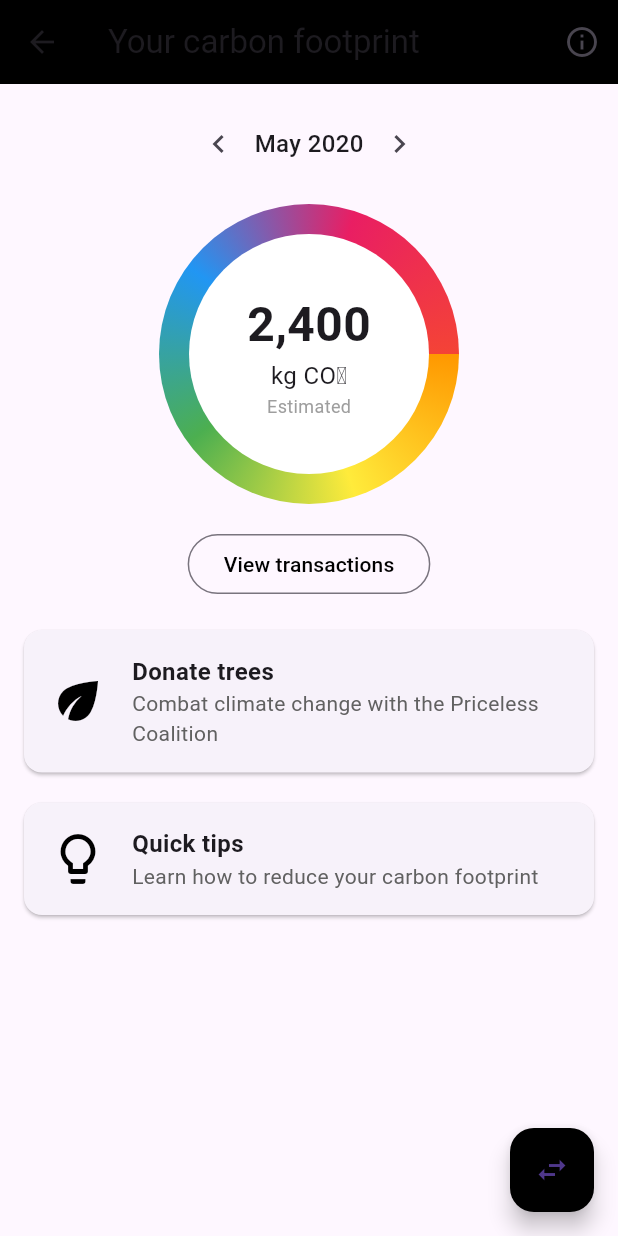
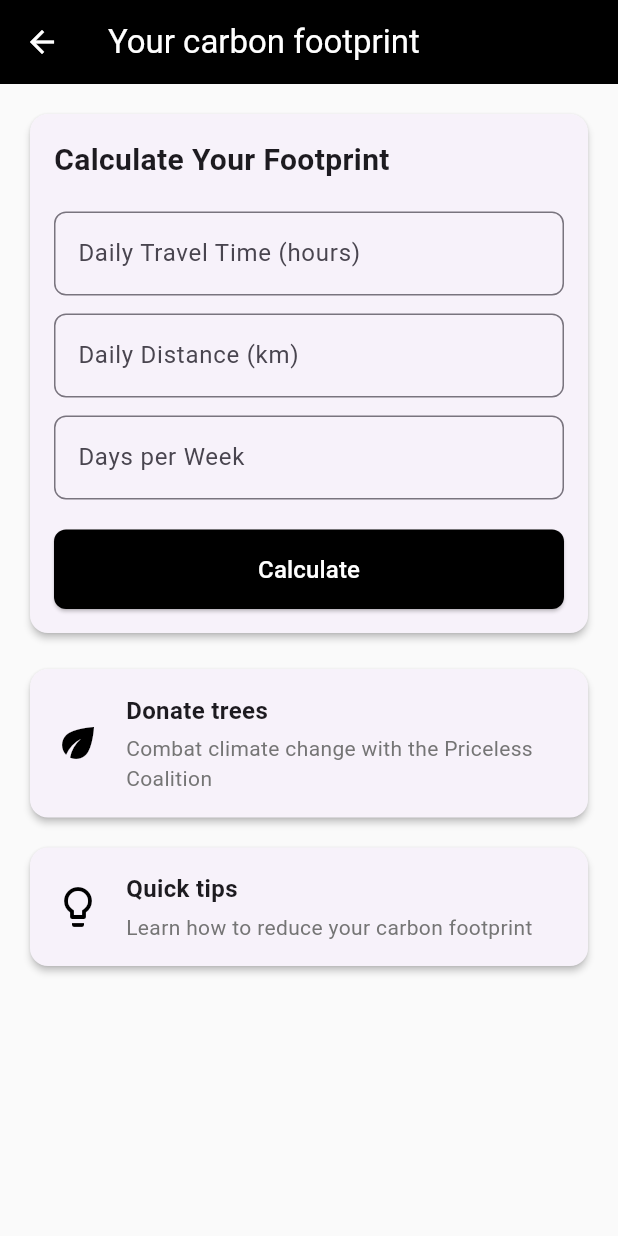
Before and after one commit to Aryan2052/flutter_uber, a Flutter app: the CarbonPage screen opened directly, on a phone screen of 412 x 824 dp. Run offline on Flutter 3.47's test engine with Material 3 defaults, Android fonts, the phone set to English and light mode, and no system bars; our stand-ins replace firebase_auth, firebase_core, flutter_map, latlong2; accounts and stored records are empty.

Commit message:
extra_feature

```diff
--- a/flutter_application_1/lib/pages/carbon.dart
+++ b/flutter_application_1/lib/pages/carbon.dart
@@ -8,199 +8,257 @@ class CarbonPage extends StatefulWidget {
 }
 
 class _CarbonPageState extends State<CarbonPage> {
-  bool showActionPage = false;
+  final TextEditingController timeController = TextEditingController();
+  final TextEditingController distanceController = TextEditingController();
+  final TextEditingController daysController = TextEditingController();
+  String? result;
+  bool isLoading = false;
+
+  @override
+  void dispose() {
+    timeController.dispose();
+    distanceController.dispose();
+    daysController.dispose();
+    super.dispose();
+  }
+
+  void calculateFootprint() {
+    if (timeController.text.isEmpty ||
+        distanceController.text.isEmpty ||
+        daysController.text.isEmpty) {
+      return;
+    }
+
+    setState(() {
+      isLoading = true;
+    });
+
+    try {
+      // Simple calculation:
+      // Assuming average petrol car emits 120g CO2 per km
+      double distance = double.parse(distanceController.text);
+      double days = double.parse(daysController.text);
+      double weeklyEmissions = distance * days * 0.12; // in kg
+      int treesNeeded = (weeklyEmissions * 52 / 22)
+          .ceil(); // yearly emissions divided by 22kg (absorption per tree)
+
+      setState(() {
+        result = '''
+Weekly CO₂ emissions: ${weeklyEmissions.toStringAsFixed(2)} kg
+Trees needed to offset yearly emissions: $treesNeeded
+
+Tip: Consider carpooling or using public transport to reduce your carbon footprint!
+''';
+        isLoading = false;
+      });
+    } catch (e) {
+      setState(() {
+        result = 'Error calculating footprint. Please enter valid numbers.';
+        isLoading = false;
+      });
+    }
+  }
 
   @override
   Widget build(BuildContext context) {
-    return Scaffold(
+    return Theme(
+      data: Theme.of(context).copyWith(
+        appBarTheme: AppBarTheme(
+          backgroundColor: Colors.black,
+          foregroundColor: Colors.white,
+          elevation: 0,
+        ),
+        scaffoldBackgroundColor: Colors.grey[50],
+      ),
+      child: Scaffold(
         appBar: AppBar(
-        title: Text(showActionPage ? 'Take action' : 'Your carbon footprint'),
-        backgroundColor: Colors.black,
+          title: const Text('Your carbon footprint'),
           leading: IconButton(
-          icon: Icon(Icons.arrow_back),
+            icon: const Icon(Icons.arrow_back),
             onPressed: () => Navigator.pop(context),
           ),
-        actions: [
-          IconButton(
-            icon: Icon(showActionPage ? Icons.more_horiz : Icons.info_outline),
-            onPressed: () {},
-          ),
-        ],
         ),
         body: SingleChildScrollView(
           child: Padding(
             padding: const EdgeInsets.all(16.0),
-          child: showActionPage ? _buildActionPage() : _buildFootprintPage(),
+            child: Column(
+              crossAxisAlignment: CrossAxisAlignment.start,
+              children: [
+                Card(
+                  elevation: 2,
+                  shape: RoundedRectangleBorder(
+                    borderRadius: BorderRadius.circular(12),
+                  ),
+                  child: Padding(
+                    padding: const EdgeInsets.all(16.0),
+                    child: Column(
+                      crossAxisAlignment: CrossAxisAlignment.start,
+                      children: [
+                        const Text(
+                          'Calculate Your Footprint',
+                          style: TextStyle(
+                            fontSize: 20,
+                            fontWeight: FontWeight.bold,
                           ),
                         ),
-      floatingActionButton: FloatingActionButton(
-        onPressed: () {
-          setState(() {
-            showActionPage = !showActionPage;
-          });
-        },
+                        const SizedBox(height: 20),
+                        _buildInputField(
+                            'Daily Travel Time (hours)', timeController),
+                        const SizedBox(height: 12),
+                        _buildInputField(
+                            'Daily Distance (km)', distanceController),
+                        const SizedBox(height: 12),
+                        _buildInputField('Days per Week', daysController),
+                        const SizedBox(height: 20),
+                        SizedBox(
+                          width: double.infinity,
+                          child: ElevatedButton(
+                            onPressed: isLoading ? null : calculateFootprint,
+                            style: ElevatedButton.styleFrom(
                               backgroundColor: Colors.black,
-        child: Icon(Icons.swap_horiz),
+                              foregroundColor: Colors.white,
+                              padding: const EdgeInsets.symmetric(vertical: 15),
+                              shape: RoundedRectangleBorder(
+                                borderRadius: BorderRadius.circular(8),
                               ),
-    );
-  }
-
-  Widget _buildFootprintPage() {
-    return Column(
-      crossAxisAlignment: CrossAxisAlignment.center,
-      children: [
-        // Month selector
-        Row(
-          mainAxisAlignment: MainAxisAlignment.center,
-          children: [
-            IconButton(icon: Icon(Icons.chevron_left), onPressed: () {}),
-            Text('May 2020', style: TextStyle(fontSize: 16, fontWeight: FontWeight.w500)),
-            IconButton(icon: Icon(Icons.chevron_right), onPressed: () {}),
-          ],
                             ),
-
-        // Carbon footprint dial
-        Container(
-          height: 200,
-          width: 200,
-          margin: EdgeInsets.symmetric(vertical: 16),
-          decoration: BoxDecoration(
-            shape: BoxShape.circle,
-            border: Border.all(color: Colors.transparent),
-            gradient: SweepGradient(
-              colors: [
-                Colors.orange,
-                Colors.yellow,
-                Colors.green,
-                Colors.blue,
-                Colors.pink,
-                Colors.red,
+                            child: isLoading
+                                ? const SizedBox(
+                                    height: 20,
+                                    width: 20,
+                                    child: CircularProgressIndicator(
+                                      strokeWidth: 2,
+                                      valueColor: AlwaysStoppedAnimation<Color>(
+                                          Colors.white),
+                                    ),
+                                  )
+                                : const Text(
+                                    'Calculate',
+                                    style: TextStyle(fontSize: 16),
+                                  ),
+                          ),
+                        ),
                       ],
                     ),
                   ),
-          child: Center(
-            child: Container(
-              height: 160,
-              width: 160,
-              decoration: BoxDecoration(
-                color: Colors.white,
-                shape: BoxShape.circle,
                 ),
+                if (result != null) ...[
+                  const SizedBox(height: 16),
+                  Card(
+                    elevation: 2,
+                    shape: RoundedRectangleBorder(
+                      borderRadius: BorderRadius.circular(12),
+                    ),
+                    child: Padding(
+                      padding: const EdgeInsets.all(16.0),
                       child: Column(
-                mainAxisAlignment: MainAxisAlignment.center,
+                        crossAxisAlignment: CrossAxisAlignment.start,
                         children: [
-                  Text('2,400', style: TextStyle(fontSize: 32, fontWeight: FontWeight.bold)),
-                  Text('kg CO₂', style: TextStyle(fontSize: 16)),
-                  Text('Estimated', style: TextStyle(fontSize: 12, color: Colors.grey)),
+                          const Text(
+                            'Your Results',
+                            style: TextStyle(
+                              fontSize: 20,
+                              fontWeight: FontWeight.bold,
+                            ),
+                          ),
+                          const SizedBox(height: 12),
+                          Text(
+                            result!,
+                            style: const TextStyle(fontSize: 16),
+                          ),
+                        ],
+                      ),
+                    ),
+                  ),
+                ],
+                const SizedBox(height: 16),
+                _buildActionCard(
+                  icon: Icons.eco,
+                  title: 'Donate trees',
+                  subtitle:
+                      'Combat climate change with the Priceless Coalition',
+                  onTap: () {
+                    // Add donation functionality
+                  },
+                ),
+                const SizedBox(height: 12),
+                _buildActionCard(
+                  icon: Icons.lightbulb_outline,
+                  title: 'Quick tips',
+                  subtitle: 'Learn how to reduce your carbon footprint',
+                  onTap: () {
+                    // Add tips functionality
+                  },
+                ),
               ],
             ),
           ),
         ),
       ),
-
-        // View transactions button
-        OutlinedButton(
-          onPressed: () {},
-          style: OutlinedButton.styleFrom(
-            foregroundColor: Colors.black,
-          ),
-          child: Text('View transactions'),
-        ),
-
-        SizedBox(height: 20),
-
-        // Action cards
-        _buildActionCard(
-          icon: Icons.eco,
-          title: 'Donate trees',
-          subtitle: 'Combat climate change with the Priceless Coalition',
-        ),
-
-        SizedBox(height: 10),
-
-        _buildActionCard(
-          icon: Icons.lightbulb_outline,
-          title: 'Quick tips',
-          subtitle: 'Learn how to reduce your carbon footprint',
-        ),
-      ],
     );
   }
 
-  Widget _buildActionPage() {
-    return Column(
-      crossAxisAlignment: CrossAxisAlignment.start,
-      children: [
-        Text('Tree target', style: TextStyle(fontSize: 18, fontWeight: FontWeight.bold)),
-        SizedBox(height: 8),
-
-        Row(
-          mainAxisAlignment: MainAxisAlignment.spaceBetween,
-          children: [
-            Text('100 Million', style: TextStyle(fontSize: 24, fontWeight: FontWeight.bold)),
-            Container(
-              padding: EdgeInsets.symmetric(horizontal: 10, vertical: 4),
-              decoration: BoxDecoration(
-                color: Colors.grey[200],
-                borderRadius: BorderRadius.circular(12),
+  Widget _buildInputField(String label, TextEditingController controller) {
+    return TextField(
+      controller: controller,
+      keyboardType: TextInputType.number,
+      decoration: InputDecoration(
+        labelText: label,
+        border: OutlineInputBorder(
+          borderRadius: BorderRadius.circular(8),
         ),
-              child: Text('18 projects worldwide', style: TextStyle(fontSize: 12)),
+        contentPadding:
+            const EdgeInsets.symmetric(horizontal: 12, vertical: 16),
       ),
-          ],
-        ),
-
-        SizedBox(height: 16),
-
-        Text('We are partnering with the Priceless Planet Coalition to help us reach the goal of planting 100 million trees.'),
-        SizedBox(height: 8),
-        Text('Planting trees is simple and powerful way to combat climate change by removing CO₂ from air.'),
-
-        SizedBox(height: 20),
-
-        Center(
-          child: ElevatedButton(
-            onPressed: () {},
-            style: ElevatedButton.styleFrom(
-              backgroundColor: Colors.black,
-              shape: RoundedRectangleBorder(
-                borderRadius: BorderRadius.circular(20),
-              ),
-              padding: EdgeInsets.symmetric(horizontal: 20, vertical: 10),
-            ),
-            child: Text('Donate to plant trees'),
-          ),
-        ),
-
-        SizedBox(height: 20),
-
-        Text('Who plants the trees?', style: TextStyle(fontSize: 18, fontWeight: FontWeight.bold)),
-        SizedBox(height: 8),
-        Text('Two global organizations, Conservation International and World Resources Institute, manage the tree planting efforts.'),
-      ],
     );
   }
 
-  Widget _buildActionCard({required IconData icon, required String title, required String subtitle}) {
+  Widget _buildActionCard({
+    required IconData icon,
+    required String title,
+    required String subtitle,
+    required VoidCallback onTap,
+  }) {
     return Card(
-      margin: EdgeInsets.only(bottom: 10),
+      elevation: 2,
+      shape: RoundedRectangleBorder(
+        borderRadius: BorderRadius.circular(12),
+      ),
+      child: InkWell(
+        onTap: onTap,
+        borderRadius: BorderRadius.circular(12),
         child: Padding(
-        padding: EdgeInsets.all(16),
+          padding: const EdgeInsets.all(16.0),
           child: Row(
             children: [
-            Icon(icon, size: 40, color: Colors.black),
-            SizedBox(width: 16),
+              Icon(icon, size: 32, color: Colors.black),
+              const SizedBox(width: 16),
               Expanded(
                 child: Column(
                   crossAxisAlignment: CrossAxisAlignment.start,
                   children: [
-                  Text(title, style: TextStyle(fontWeight: FontWeight.bold, fontSize: 16)),
-                  Text(subtitle, style: TextStyle(fontSize: 14, color: Colors.grey[700])),
+                    Text(
+                      title,
+                      style: const TextStyle(
+                        fontWeight: FontWeight.bold,
+                        fontSize: 16,
+                      ),
+                    ),
+                    const SizedBox(height: 4),
+                    Text(
+                      subtitle,
+                      style: TextStyle(
+                        fontSize: 14,
+                        color: Colors.grey[600],
+                      ),
+                    ),
                   ],
                 ),
               ),
             ],
           ),
         ),
+      ),
     );
   }
 }
--- a/flutter_application_1/lib/pages/otp_page.dart
+++ b/flutter_application_1/lib/pages/otp_page.dart
@@ -6,7 +6,8 @@ class OtpPage extends StatefulWidget {
   final String phoneNumber;
   final String verificationId; // Added verificationId
 
-  const OtpPage({super.key, required this.phoneNumber, required this.verificationId});
+  const OtpPage(
+      {super.key, required this.phoneNumber, required this.verificationId});
 
   @override
   _OtpPageState createState() => _OtpPageState();
```
Also changed, not shown: flutter_application_1/pubspec.yaml (+4 -3 lines). Lines whose indentation alone changed are shown as unchanged.
